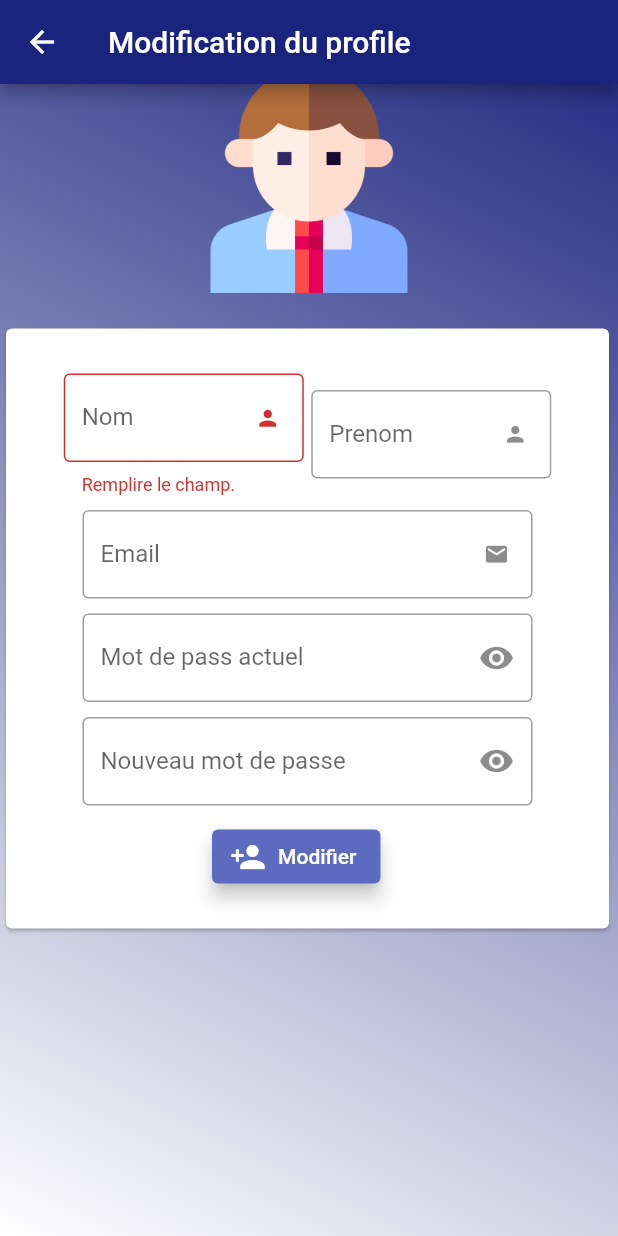
After one commit to RealKintaro/canpeches-mobileapp, a Flutter app: the Profile screen opened by its route, scrolled down 56 dp, after a tap on "Modifier", on a phone screen of 412 x 824 dp. The commit adds this screen. Run offline on Flutter 3.47's test engine with Material 2 defaults, Android fonts, the light colour scheme and no system bars; our stand-ins replace charts_flutter, connectivity, data_connection_checker, flutter_phoenix, fluttertoast, font_awesome_flutter and 1 more; missing offline and left inert: dart_ipify, qr_code_scanner; network calls fail.

Commit message:
Profile screen

```diff
--- a/lib/app.dart
+++ b/lib/app.dart
@@ -10,6 +10,7 @@ import 'package:canpeches/screens/home/home.dart';
 import 'package:canpeches/screens/importexport/export.dart';
 import 'package:canpeches/screens/importexport/import.dart';
 import 'package:canpeches/screens/login/qrcode.dart';
+import 'package:canpeches/screens/profile/profile.dart';
 import 'package:canpeches/screens/qrcode/qrcodegenerator.dart';
 import 'package:flutter/material.dart';
 import 'screens/login/login.dart';
@@ -37,6 +38,7 @@ class App extends StatelessWidget {
         '/gestCompte': (BuildContext context) => new GestCompte(),
         '/qrCode': (BuildContext context) => new QrScane(),
         '/qrGen': (BuildContext context) => new QrCodeGen(),
+        '/profile': (BuildContext context) => new Profile(),
       },
     );
   }
--- a/lib/globals.dart
+++ b/lib/globals.dart
@@ -5,10 +5,10 @@ import 'package:charts_flutter/flutter.dart' as charts;
 import 'package:flutter/cupertino.dart';
 import 'package:flutter/material.dart';
 
-String globalurl = "https://canpeches.000webhostapp.com/mobileapi";
+String globalurl = "https://canpeches-boujdour.000webhostapp.com/mobileapi";
 String userEmail = "";
 String userPass = "";
-String userName = "";
+String userId = "", userName = "", userLastName = "";
 String poissonid = "";
 late Map compteInfo;
 BoxDecoration background() {
--- a/lib/screens/gestcomptes/gestcompte.dart
+++ b/lib/screens/gestcomptes/gestcompte.dart
@@ -75,18 +75,21 @@ class GestCompteController extends State<GestCompte> {
           return rep;
         } else {
           setState(() {
+            visible = false;
             setErrorPrenom = false;
             setErrorMail = true;
           });
         }
       } else {
         setState(() {
+          visible = false;
           setErrorNom = false;
           setErrorPrenom = true;
         });
       }
     } else {
       setState(() {
+        visible = false;
         setErrorNom = true;
       });
     }
@@ -464,8 +467,7 @@ class GestCompteController extends State<GestCompte> {
                                                           Colors.indigo[500],
                                                       textColor: Colors.white,
                                                       fontSize: 16.0);
-                                                  Navigator.popAndPushNamed(
-                                                      context, "/homeComptes");
+                                                  Navigator.pop(context);
                                                 }
                                               });
                                             }),
--- a/lib/screens/gestcomptes/homecomptes.dart
+++ b/lib/screens/gestcomptes/homecomptes.dart
@@ -68,7 +68,7 @@ class HomeComptesController extends State<HomeComptes> {
                         'etat': comptes[index]["etat"]
                       };
 
-                      final value = await Navigator.push(
+                      await Navigator.push(
                         context,
                         MaterialPageRoute(builder: (context) => GestCompte()),
                       );
@@ -212,7 +212,7 @@ class HomeComptesController extends State<HomeComptes> {
       ),
       floatingActionButton: FloatingActionButton(
         onPressed: () async {
-          final value = await Navigator.push(
+          await Navigator.push(
             context,
             MaterialPageRoute(builder: (context) => AddCompte()),
           );
--- /dev/null
+++ b/lib/screens/profile/profile.dart
@@ -0,0 +1,369 @@
+import 'package:flutter/material.dart';
+import 'package:canpeches/globals.dart' as globals;
+import 'package:fluttertoast/fluttertoast.dart';
+import 'package:http/http.dart' as http;
+import 'dart:convert';
+
+class Profile extends StatefulWidget {
+  ProfileController createState() => ProfileController();
+}
+
+class ProfileController extends State<Profile> {
+  TextEditingController controllerNom = new TextEditingController(
+    text: globals.userLastName,
+  );
+  TextEditingController controllerPrenom = new TextEditingController(
+    text: globals.userName,
+  );
+  TextEditingController controllerMail = new TextEditingController(
+    text: globals.userEmail,
+  );
+  TextEditingController controllerOldPass = new TextEditingController();
+  TextEditingController controllerNewPass = new TextEditingController();
+
+  bool _obscureText1 = true, _obscureText2 = true;
+
+  bool setErrorMail = false,
+      setErrorNom = false,
+      setErrorPrenom = false,
+      setErrorOldPass = false,
+      setErrorNewPass = false,
+      visible = false;
+
+  late String resaddmsg;
+
+  Future<String> modifierCompte() async {
+    setState(() {
+      visible = true;
+    });
+    String email, nom, prenom, oldpass, newpass;
+    email = controllerMail.text;
+    nom = controllerNom.text;
+    prenom = controllerPrenom.text;
+    oldpass = controllerOldPass.text.trim();
+    newpass = controllerNewPass.text.trim();
+
+    var url = globals.globalurl + "/editProfile.php";
+
+    bool emailValid = RegExp(
+            r"^[a-zA-Z0-9.a-zA-Z0-9.!#$%&'*+-/=?^_`{|}~]+@[a-zA-Z0-9]+\.[a-zA-Z]+")
+        .hasMatch(email);
+    bool passwordValid = RegExp(r'^(?=.*?[A-Z])(?=.*?[a-z])(?=.*?[0-9]).{8,}$')
+        .hasMatch(newpass);
+
+    if (nom != "") {
+      if (prenom != "") {
+        if (emailValid) {
+          if (oldpass != "") {
+            if (passwordValid) {
+              setState(() {
+                setErrorNewPass = false;
+              });
+
+              var data = {
+                "id": globals.userId,
+                "nom": nom,
+                "prenom": prenom,
+                "email": email,
+                "oldpass": oldpass,
+                "newpass": newpass
+              };
+
+              var response =
+                  await http.post(Uri.parse(url), body: json.encode(data));
+              var rep = jsonDecode(response.body);
+              setState(() {
+                visible = false;
+              });
+              controllerOldPass.clear();
+              controllerNewPass.clear();
+              return rep;
+            } else {
+              setState(() {
+                visible = false;
+                setErrorOldPass = false;
+                setErrorNewPass = true;
+              });
+              return "";
+            }
+          } else {
+            setState(() {
+              visible = false;
+              setErrorOldPass = true;
+              setErrorMail = false;
+            });
+            return "";
+          }
+        } else {
+          setState(() {
+            visible = false;
+            setErrorPrenom = false;
+            setErrorMail = true;
+          });
+          return "";
+        }
+      } else {
+        setState(() {
+          visible = false;
+          setErrorNom = false;
+          setErrorPrenom = true;
+        });
+        return "";
+      }
+    } else {
+      setState(() {
+        visible = false;
+        setErrorNom = true;
+      });
+    }
+    return "";
+  }
+
+  @override
+  void initState() {
+    super.initState();
+  }
+
+  @override
+  Widget build(BuildContext context) {
+    return Scaffold(
+        appBar: AppBar(
+          backgroundColor: Colors.indigo[900],
+          title: Text(
+            "Modification du profile",
+          ),
+          actions: [],
+        ),
+        body: SingleChildScrollView(
+            child: Container(
+          width: MediaQuery.of(context).size.width,
+          height: MediaQuery.of(context).size.height,
+          decoration: globals.background(),
+          child: visible
+              ? Center(
+                  child: Visibility(
+                      visible: visible,
+                      child: Container(
+                          height: 69.0,
+                          width: 69.0,
+                          margin: EdgeInsets.only(bottom: 10),
+                          child: CircularProgressIndicator(
+                            valueColor:
+                                new AlwaysStoppedAnimation<Color>(Colors.white),
+                          ))))
+              : Column(
+                  mainAxisAlignment: MainAxisAlignment.start,
+                  crossAxisAlignment: CrossAxisAlignment.center,
+                  children: [
+                    SizedBox(
+                      height: 45.0,
+                    ),
+                    Container(
+                      constraints:
+                          BoxConstraints.expand(height: 150.0, width: 150.0),
+                      decoration: BoxDecoration(color: Colors.transparent),
+                      child: Image.asset(
+                        "assets/images/businessman.png",
+                        fit: BoxFit.fill,
+                      ),
+                    ),
+                    Padding(padding: EdgeInsets.only(top: 20.0)),
+                    Row(
+                      mainAxisAlignment: MainAxisAlignment.start,
+                      crossAxisAlignment: CrossAxisAlignment.start,
+                      children: [
+                        Card(
+                          child: Container(
+                              height: 400.0,
+                              width: MediaQuery.of(context).size.width - 10,
+                              child: Column(
+                                  mainAxisAlignment: MainAxisAlignment.start,
+                                  crossAxisAlignment: CrossAxisAlignment.start,
+                                  children: [
+                                    Padding(
+                                        padding: EdgeInsets.only(top: 30.0)),
+                                    Row(
+                                      mainAxisAlignment:
+                                          MainAxisAlignment.center,
+                                      children: [
+                                        Container(
+                                          width: 160.0,
+                                          child: TextFormField(
+                                            controller: controllerNom,
+                                            decoration: InputDecoration(
+                                                border: OutlineInputBorder(),
+                                                labelText: "Nom",
+                                                errorText: setErrorNom
+                                                    ? "Remplire le champ."
+                                                    : null,
+                                                suffixIcon: Icon(
+                                                  Icons.person,
+                                                  size: 17,
+                                                )),
+                                          ),
+                                        ),
+                                        Padding(
+                                            padding:
+                                                EdgeInsets.only(right: 5.0)),
+                                        Container(
+                                          width: 160.0,
+                                          child: TextFormField(
+                                            controller: controllerPrenom,
+                                            decoration: InputDecoration(
+                                                border: OutlineInputBorder(),
+                                                labelText: "Prenom",
+                                                errorText: setErrorPrenom
+                                                    ? "Remplire le champ."
+                                                    : null,
+                                                suffixIcon: Icon(
+                                                  Icons.person,
+                                                  size: 17,
+                                                )),
+                                          ),
+                                        ),
+                                      ],
+                                    ),
+                                    Padding(
+                                        padding: EdgeInsets.only(top: 10.0)),
+                                    Row(
+                                      mainAxisAlignment:
+                                          MainAxisAlignment.center,
+                                      crossAxisAlignment:
+                                          CrossAxisAlignment.start,
+                                      children: [
+                                        Container(
+                                          width: 300.0,
+                                          child: TextFormField(
+                                            controller: controllerMail,
+                                            decoration: InputDecoration(
+                                                border: OutlineInputBorder(),
+                                                labelText: 'Email',
+                                                errorText: setErrorMail
+                                                    ? "Email invalid."
+                                                    : null,
+                                                suffixIcon: Icon(
+                                                  Icons.email,
+                                                  size: 17,
+                                                )),
+                                          ),
+                                        ),
+                                      ],
+                                    ),
+                                    Padding(
+                                        padding: EdgeInsets.only(top: 10.0)),
+                                    Row(
+                                      mainAxisAlignment:
+                                          MainAxisAlignment.center,
+                                      crossAxisAlignment:
+                                          CrossAxisAlignment.start,
+                                      children: [
+                                        Container(
+                                          width: 300.0,
+                                          child: TextFormField(
+                                            controller: controllerOldPass,
+                                            obscureText: _obscureText2,
+                                            decoration: InputDecoration(
+                                                border: OutlineInputBorder(),
+                                                labelText: 'Mot de pass actuel',
+                                                errorText: setErrorOldPass
+                                                    ? "Mot de pass invalid."
+                                                    : null,
+                                                suffixIcon: IconButton(
+                                                    icon: Icon(_obscureText2
+                                                        ? Icons.visibility
+                                                        : Icons.visibility_off),
+                                                    onPressed: () {
+                                                      setState(() {
+                                                        _obscureText2 =
+                                                            !_obscureText2;
+                                                      });
+                                                    })),
+                                          ),
+                                        ),
+                                      ],
+                                    ),
+                                    Padding(
+                                        padding: EdgeInsets.only(top: 10.0)),
+                                    Row(
+                                      mainAxisAlignment:
+                                          MainAxisAlignment.center,
+                                      crossAxisAlignment:
+                                          CrossAxisAlignment.start,
+                                      children: [
+                                        Container(
+                                          width: 300.0,
+                                          child: TextFormField(
+                                            controller: controllerNewPass,
+                                            obscureText: _obscureText1,
+                                            decoration: InputDecoration(
+                                                border: OutlineInputBorder(),
+                                                labelText:
+                                                    'Nouveau mot de passe',
+                                                errorText: setErrorNewPass
+                                                    ? "Mot de pass invalid."
+                                                    : null,
+                                                suffixIcon: IconButton(
+                                                    icon: Icon(_obscureText1
+                                                        ? Icons.visibility
+                                                        : Icons.visibility_off),
+                                                    onPressed: () {
+                                                      setState(() {
+                                                        _obscureText1 =
+                                                            !_obscureText1;
+                                                      });
+                                                    })),
+                                          ),
+                                        ),
+                                      ],
+                                    ),
+                                    Padding(
+                                        padding: EdgeInsets.only(top: 10.0)),
+                                    Row(
+                                        mainAxisAlignment:
+                                            MainAxisAlignment.center,
+                                        children: [
+                                          ElevatedButton.icon(
+                                            onPressed: (() {
+                                              modifierCompte()
+                                                  .then((String value) {
+                                                resaddmsg = value;
+                                                if (resaddmsg ==
+                                                        "Bien modifier" ||
+                                                    resaddmsg ==
+                                                        "Non modifier" ||
+                                                    resaddmsg ==
+                                                        "Mot de pass actuel invalide") {
+                                                  Fluttertoast.showToast(
+                                                      msg: resaddmsg,
+                                                      toastLength:
+                                                          Toast.LENGTH_SHORT,
+                                                      gravity:
+                                                          ToastGravity.SNACKBAR,
+                                                      timeInSecForIosWeb: 3,
+                                                      backgroundColor:
+                                                          Colors.indigo[500],
+                                                      textColor: Colors.white,
+                                                      fontSize: 16.0);
+                                                }
+                                              });
+                                            }),
+                                            icon: Icon(Icons.person_add),
+                                            label: Text("Modifier"),
+                                            style: ElevatedButton.styleFrom(
+                                              primary: Colors.indigo[400],
+                                              elevation: 5,
+                                            ),
+                                          ),
+                                          Padding(
+                                              padding:
+                                                  EdgeInsets.only(right: 15)),
+                                        ])
+                                  ])),
+                        )
+                      ],
+                    ),
+                  ],
+                ),
+        )));
+  }
+}
```
Also changed, not shown: lib/screens/appdrawer.dart (+25 -20 lines), lib/screens/gestcomptes/addcompte.dart (+4 -10 lines), lib/screens/historique/historiqueconnections.dart (+22 -0 lines), lib/screens/login/login.dart (+21 -18 lines), assets/images/businessman.png (added).
